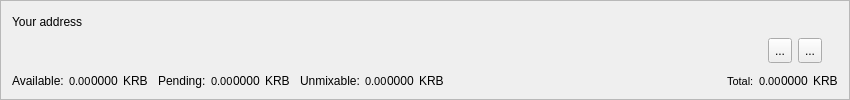
First picture: the form in src/gui/ui/accountframe.ui, repository cryptonotefoundation/cryptonotewallet, before the edit.
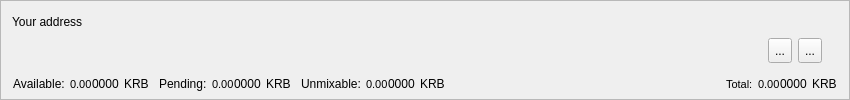
Second picture: the form after the edit. Icons and pictures are not drawn.

Commit message: Converted layout to frame

What changed in the file:
```diff
--- a/src/gui/ui/accountframe.ui
+++ b/src/gui/ui/accountframe.ui
@@ -190,6 +190,7 @@
     </layout>
    </item>
    <item>
+    <widget class="QFrame" name="m_accountBalances">
     <layout class="QHBoxLayout" name="horizontalLayout_3">
      <property name="spacing">
       <number>0</number>
@@ -198,19 +199,37 @@
       <enum>QLayout::SetMinimumSize</enum>
      </property>
      <property name="leftMargin">
-      <number>0</number>
+       <number>1</number>
      </property>
      <property name="topMargin">
-      <number>0</number>
+       <number>1</number>
      </property>
      <property name="rightMargin">
-      <number>0</number>
+       <number>1</number>
      </property>
      <property name="bottomMargin">
-      <number>0</number>
+       <number>1</number>
      </property>
      <item>
       <widget class="QLabel" name="labelAvailable">
+        <property name="minimumSize">
+         <size>
+          <width>0</width>
+          <height>24</height>
+         </size>
+        </property>
+        <property name="maximumSize">
+         <size>
+          <width>16777215</width>
+          <height>24</height>
+         </size>
+        </property>
+        <property name="baseSize">
+         <size>
+          <width>0</width>
+          <height>24</height>
+         </size>
+        </property>
        <property name="styleSheet">
         <string notr="true"/>
        </property>
@@ -240,6 +259,24 @@
      </item>
      <item>
       <widget class="QLabel" name="m_actualBalanceLabel">
+        <property name="minimumSize">
+         <size>
+          <width>0</width>
+          <height>24</height>
+         </size>
+        </property>
+        <property name="maximumSize">
+         <size>
+          <width>16777215</width>
+          <height>24</height>
+         </size>
+        </property>
+        <property name="baseSize">
+         <size>
+          <width>0</width>
+          <height>24</height>
+         </size>
+        </property>
        <property name="font">
         <font>
          <pointsize>8</pointsize>
@@ -257,6 +294,24 @@
      </item>
      <item>
       <widget class="QLabel" name="m_actualBalanceDust">
+        <property name="minimumSize">
+         <size>
+          <width>0</width>
+          <height>24</height>
+         </size>
+        </property>
+        <property name="maximumSize">
+         <size>
+          <width>16777215</width>
+          <height>24</height>
+         </size>
+        </property>
+        <property name="baseSize">
+         <size>
+          <width>0</width>
+          <height>24</height>
+         </size>
+        </property>
        <property name="text">
         <string>0000</string>
        </property>
@@ -283,6 +338,24 @@
      </item>
      <item>
       <widget class="QLabel" name="m_tickerLabel1">
+        <property name="minimumSize">
+         <size>
+          <width>0</width>
+          <height>24</height>
+         </size>
+        </property>
+        <property name="maximumSize">
+         <size>
+          <width>16777215</width>
+          <height>24</height>
+         </size>
+        </property>
+        <property name="baseSize">
+         <size>
+          <width>0</width>
+          <height>24</height>
+         </size>
+        </property>
        <property name="text">
         <string>KRB</string>
        </property>
@@ -309,6 +382,24 @@
      </item>
      <item>
       <widget class="QLabel" name="labelPending">
+        <property name="minimumSize">
+         <size>
+          <width>0</width>
+          <height>24</height>
+         </size>
+        </property>
+        <property name="maximumSize">
+         <size>
+          <width>16777215</width>
+          <height>24</height>
+         </size>
+        </property>
+        <property name="baseSize">
+         <size>
+          <width>0</width>
+          <height>24</height>
+         </size>
+        </property>
        <property name="text">
         <string>Pending:</string>
        </property>
@@ -335,6 +426,24 @@
      </item>
      <item>
       <widget class="QLabel" name="m_pendingBalanceLabel">
+        <property name="minimumSize">
+         <size>
+          <width>0</width>
+          <height>24</height>
+         </size>
+        </property>
+        <property name="maximumSize">
+         <size>
+          <width>16777215</width>
+          <height>24</height>
+         </size>
+        </property>
+        <property name="baseSize">
+         <size>
+          <width>0</width>
+          <height>24</height>
+         </size>
+        </property>
        <property name="font">
         <font>
          <pointsize>8</pointsize>
@@ -352,6 +461,24 @@
      </item>
      <item>
       <widget class="QLabel" name="m_pendingBalanceDust">
+        <property name="minimumSize">
+         <size>
+          <width>0</width>
+          <height>24</height>
+         </size>
+        </property>
+        <property name="maximumSize">
+         <size>
+          <width>16777215</width>
+          <height>24</height>
+         </size>
+        </property>
+        <property name="baseSize">
+         <size>
+          <width>0</width>
+          <height>24</height>
+         </size>
+        </property>
        <property name="text">
         <string>0000</string>
        </property>
@@ -378,6 +505,24 @@
      </item>
      <item>
       <widget class="QLabel" name="m_tickerLabel2">
+        <property name="minimumSize">
+         <size>
+          <width>0</width>
+          <height>24</height>
+         </size>
+        </property>
+        <property name="maximumSize">
+         <size>
+          <width>16777215</width>
+          <height>24</height>
+         </size>
+        </property>
+        <property name="baseSize">
+         <size>
+          <width>0</width>
+          <height>24</height>
+         </size>
+        </property>
        <property name="text">
         <string>KRB</string>
        </property>
@@ -404,6 +549,24 @@
      </item>
      <item>
       <widget class="QLabel" name="labelUnmixable">
+        <property name="minimumSize">
+         <size>
+          <width>0</width>
+          <height>24</height>
+         </size>
+        </property>
+        <property name="maximumSize">
+         <size>
+          <width>16777215</width>
+          <height>24</height>
+         </size>
+        </property>
+        <property name="baseSize">
+         <size>
+          <width>0</width>
+          <height>24</height>
+         </size>
+        </property>
        <property name="text">
         <string>Unmixable:</string>
        </property>
@@ -430,6 +593,24 @@
      </item>
      <item>
       <widget class="QLabel" name="m_unmixableBalanceLabel">
+        <property name="minimumSize">
+         <size>
+          <width>0</width>
+          <height>24</height>
+         </size>
+        </property>
+        <property name="maximumSize">
+         <size>
+          <width>16777215</width>
+          <height>24</height>
+         </size>
+        </property>
+        <property name="baseSize">
+         <size>
+          <width>0</width>
+          <height>24</height>
+         </size>
+        </property>
        <property name="font">
         <font>
          <pointsize>8</pointsize>
@@ -447,6 +628,24 @@
      </item>
      <item>
       <widget class="QLabel" name="m_unmixableBalanceDust">
+        <property name="minimumSize">
+         <size>
+          <width>0</width>
+          <height>24</height>
+         </size>
+        </property>
+        <property name="maximumSize">
+         <size>
+          <width>16777215</width>
+          <height>24</height>
+         </size>
+        </property>
+        <property name="baseSize">
+         <size>
+          <width>0</width>
+          <height>24</height>
+         </size>
+        </property>
        <property name="text">
         <string>0000</string>
        </property>
@@ -473,6 +672,24 @@
      </item>
      <item>
       <widget class="QLabel" name="m_tickerLabel3">
+        <property name="minimumSize">
+         <size>
+          <width>0</width>
+          <height>24</height>
+         </size>
+        </property>
+        <property name="maximumSize">
+         <size>
+          <width>16777215</width>
+          <height>24</height>
+         </size>
+        </property>
+        <property name="baseSize">
+         <size>
+          <width>0</width>
+          <height>24</height>
+         </size>
+        </property>
        <property name="text">
         <string>KRB</string>
        </property>
@@ -496,6 +713,24 @@
      </item>
      <item>
       <widget class="QLabel" name="labelTotal">
+        <property name="minimumSize">
+         <size>
+          <width>0</width>
+          <height>24</height>
+         </size>
+        </property>
+        <property name="maximumSize">
+         <size>
+          <width>16777215</width>
+          <height>24</height>
+         </size>
+        </property>
+        <property name="baseSize">
+         <size>
+          <width>0</width>
+          <height>24</height>
+         </size>
+        </property>
        <property name="font">
         <font>
          <pointsize>8</pointsize>
@@ -527,6 +762,24 @@
      </item>
      <item>
       <widget class="QLabel" name="m_totalBalanceLabel">
+        <property name="minimumSize">
+         <size>
+          <width>0</width>
+          <height>24</height>
+         </size>
+        </property>
+        <property name="maximumSize">
+         <size>
+          <width>16777215</width>
+          <height>24</height>
+         </size>
+        </property>
+        <property name="baseSize">
+         <size>
+          <width>0</width>
+          <height>24</height>
+         </size>
+        </property>
        <property name="font">
         <font>
          <pointsize>8</pointsize>
@@ -544,6 +797,24 @@
      </item>
      <item>
       <widget class="QLabel" name="m_totalBalanceDust">
+        <property name="minimumSize">
+         <size>
+          <width>0</width>
+          <height>24</height>
+         </size>
+        </property>
+        <property name="maximumSize">
+         <size>
+          <width>16777215</width>
+          <height>24</height>
+         </size>
+        </property>
+        <property name="baseSize">
+         <size>
+          <width>0</width>
+          <height>24</height>
+         </size>
+        </property>
        <property name="text">
         <string>0000</string>
        </property>
@@ -570,6 +841,24 @@
      </item>
      <item>
       <widget class="QLabel" name="m_tickerLabel4">
+        <property name="minimumSize">
+         <size>
+          <width>0</width>
+          <height>24</height>
+         </size>
+        </property>
+        <property name="maximumSize">
+         <size>
+          <width>16777215</width>
+          <height>24</height>
+         </size>
+        </property>
+        <property name="baseSize">
+         <size>
+          <width>0</width>
+          <height>24</height>
+         </size>
+        </property>
        <property name="text">
         <string>KRB</string>
        </property>
@@ -579,6 +868,7 @@
       </widget>
      </item>
     </layout>
+    </widget>
    </item>
   </layout>
  </widget>
```
Lines whose indentation alone changed are shown as unchanged. The commit also changes 1 other file.
